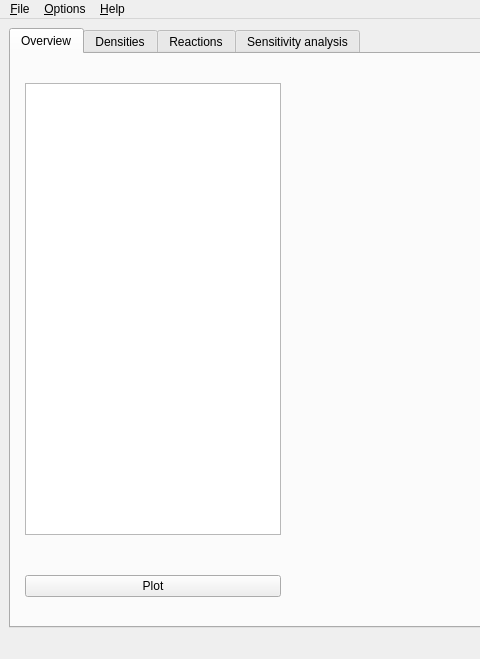
Before: the Qt Designer form mainwindow.ui in aluque/qtplaskin, drawn with Qt 5; both pictures show x 0 to 480 and y 0 to 659 of the 1180 by 659 pixel window.
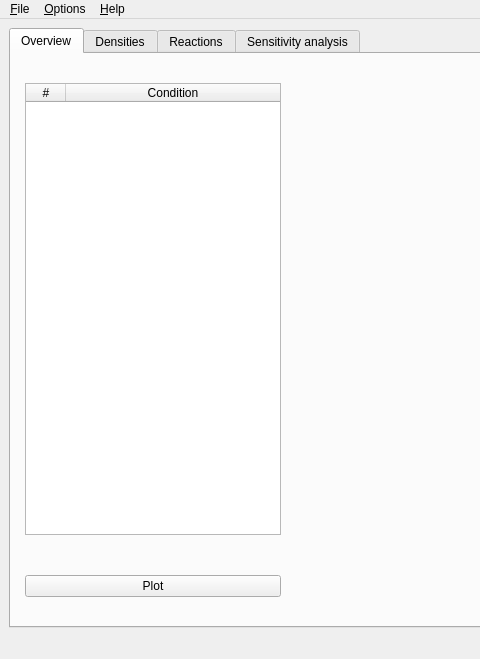
After: the same form once the commit is applied. The open tabs and pages were chosen to show the change. Icons and pictures are not drawn. Custom widgets are drawn as their Qt base class.

Commit message: Include a column with the reaction number and allow duplicated reactions.

Diff of the .ui file:
```diff
--- a/mainwindow.ui
+++ b/mainwindow.ui
@@ -59,13 +59,65 @@
                <number>20</number>
               </property>
               <item>
-               <widget class="QListWidget" name="condList">
+               <widget class="QTableWidget" name="condList">
                 <property name="sizePolicy">
                  <sizepolicy hsizetype="Preferred" vsizetype="Expanding">
                   <horstretch>0</horstretch>
                   <verstretch>0</verstretch>
                  </sizepolicy>
                 </property>
+                <property name="editTriggers">
+                 <set>QAbstractItemView::NoEditTriggers</set>
+                </property>
+                <property name="alternatingRowColors">
+                 <bool>true</bool>
+                </property>
+                <property name="selectionMode">
+                 <enum>QAbstractItemView::SingleSelection</enum>
+                </property>
+                <property name="selectionBehavior">
+                 <enum>QAbstractItemView::SelectRows</enum>
+                </property>
+                <property name="showGrid">
+                 <bool>false</bool>
+                </property>
+                <property name="sortingEnabled">
+                 <bool>true</bool>
+                </property>
+                <attribute name="horizontalHeaderDefaultSectionSize">
+                 <number>40</number>
+                </attribute>
+                <attribute name="horizontalHeaderStretchLastSection">
+                 <bool>true</bool>
+                </attribute>
+                <attribute name="verticalHeaderVisible">
+                 <bool>false</bool>
+                </attribute>
+                <attribute name="verticalHeaderDefaultSectionSize">
+                 <number>20</number>
+                </attribute>
+                <attribute name="verticalHeaderMinimumSectionSize">
+                 <number>10</number>
+                </attribute>
+                <column>
+                 <property name="text">
+                  <string>#</string>
+                 </property>
+                 <property name="foreground">
+                  <brush brushstyle="NoBrush">
+                   <color alpha="255">
+                    <red>109</red>
+                    <green>109</green>
+                    <blue>109</blue>
+                   </color>
+                  </brush>
+                 </property>
+                </column>
+                <column>
+                 <property name="text">
+                  <string>Condition</string>
+                 </property>
+                </column>
                </widget>
               </item>
               <item>
```
Left out of the diff: 140 changed lines with no effect on the pictures. The commit also changes 3 other files.
